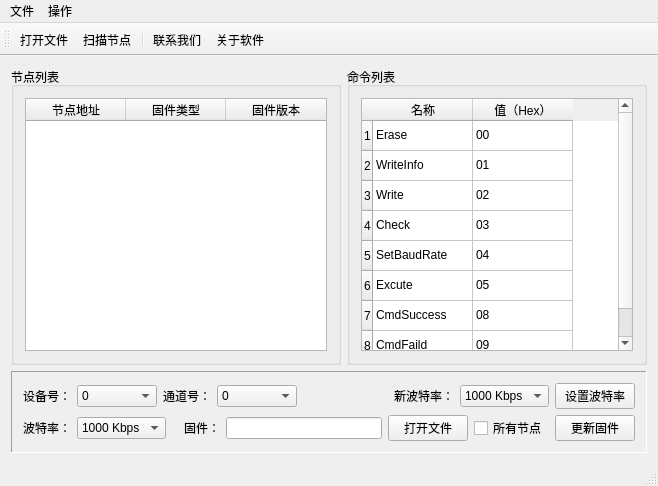
The window that software/CANBootloader-Qt/source/mainwindow_ch.ui (usbxyz/CAN-Bootloader) describes before a commit, drawn with Qt 5.
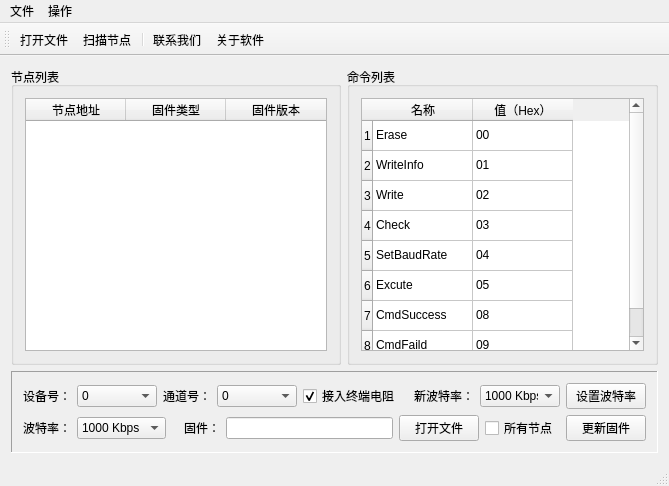
The same window after the commit. Icons and pictures are not drawn.

Commit message: Qt程序增加自动接入终端电阻的选择功能

```diff
--- a/software/CANBootloader-Qt/source/mainwindow_ch.ui
+++ b/software/CANBootloader-Qt/source/mainwindow_ch.ui
@@ -6,7 +6,7 @@
    <rect>
     <x>0</x>
     <y>0</y>
-    <width>658</width>
+    <width>669</width>
     <height>486</height>
    </rect>
   </property>
@@ -358,6 +358,16 @@
              </item>
              <item>
               <layout class="QHBoxLayout" name="horizontalLayout_9">
+               <item>
+                <widget class="QCheckBox" name="checkBoxEnResistor">
+                 <property name="text">
+                  <string>接入终端电阻</string>
+                 </property>
+                 <property name="checked">
+                  <bool>true</bool>
+                 </property>
+                </widget>
+               </item>
                <item>
                 <spacer name="horizontalSpacer">
                  <property name="orientation">
@@ -626,7 +636,7 @@
     <rect>
      <x>0</x>
      <y>0</y>
-     <width>658</width>
+     <width>669</width>
      <height>23</height>
     </rect>
    </property>
```
The commit also changes 2 other files.
